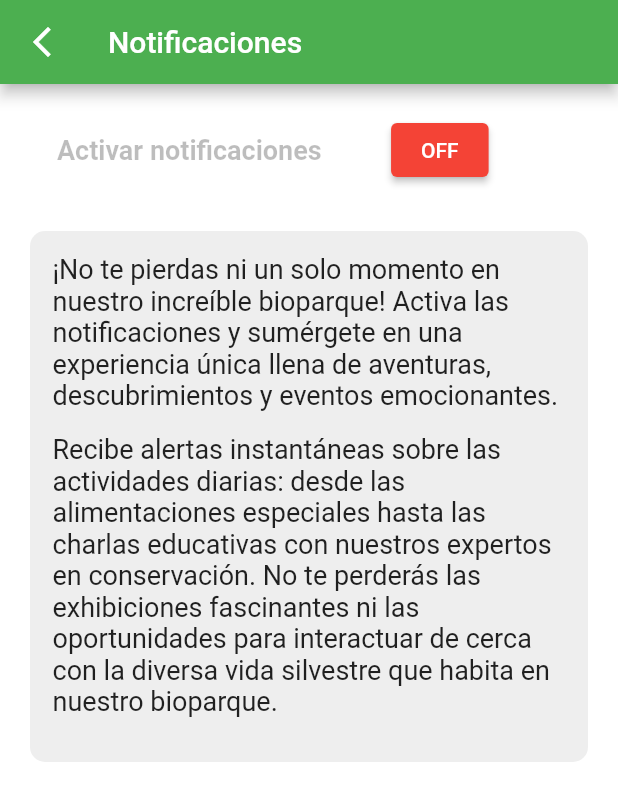
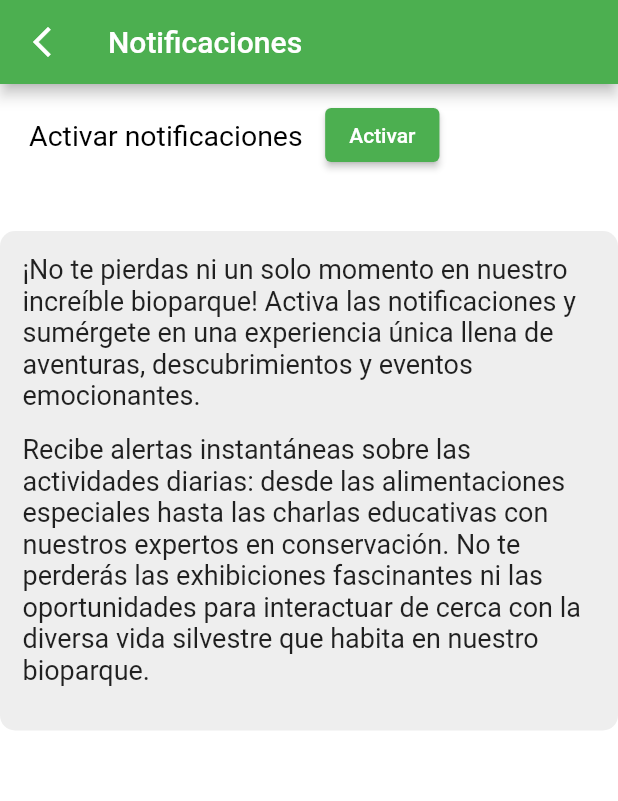
Before and after one commit to KarelyVR/BioMovil, a Flutter app: the MyHomePage screen opened directly, on a phone screen of 412 x 824 dp. Shown: the top 801 px of the screen. Run offline on Flutter 3.47's test engine with Material 2 defaults, Android fonts, the phone set to English and light mode, and no system bars; our stand-ins replace audioplayers, carousel_slider, fluro, flutter_keyboard_visibility, flutter_local_notifications, flutter_markdown and 12 more; missing offline and left inert: flutter_polyline_points, mailer, qr_code_scanner; accounts and stored records are empty.

Commit message:
ubicacion y notificaciones
interfaces finales y funcionales de ambas

```diff
--- a/lib/pantalla_ajustes/notificaciones/Services/notifi_service.dart
+++ b/lib/pantalla_ajustes/notificaciones/Services/notifi_service.dart
@@ -6,7 +6,7 @@
 
   Future<void> initNotification() async {
     AndroidInitializationSettings initializationSettingsAndroid =
-        const AndroidInitializationSettings('logo_noti');
+        const AndroidInitializationSettings('logo_bioparque');
 
     var initializationSettingsIOS = DarwinInitializationSettings(
         requestAlertPermission: true,
--- a/lib/pantalla_ajustes/notificaciones/home_page.dart
+++ b/lib/pantalla_ajustes/notificaciones/home_page.dart
@@ -3,7 +3,7 @@
 import 'package:biomovil/pantalla_ajustes/notificaciones/Services/notifi_service.dart';
 
 class MyHomePage extends StatefulWidget {
-  const MyHomePage({Key? key, required this.title}) : super(key: key);
+  const MyHomePage({super.key, required this.title});
 
   final String title;
 
@@ -56,7 +56,8 @@
   ];
 
   int _currentMessageIndex = 0;
-  bool _notificationsActive = false;
+  bool _notificationsActive =
+      false; // Nuevo estado para activar o desactivar las notificaciones
 
   @override
   void initState() {
@@ -71,7 +72,7 @@
   }
 
   void _startTimer() {
-    _timer = Timer.periodic(const Duration(seconds: 40), (timer) {
+    _timer = Timer.periodic(const Duration(seconds: 70), (timer) {
       if (_notificationsActive) {
         _sendNotification();
       }
@@ -97,6 +98,10 @@
     setState(() {
       _notificationsActive = !_notificationsActive;
     });
+
+    if (_notificationsActive) {
+      _sendNotification();
+    }
   }
 
   @override
@@ -106,48 +111,46 @@
         title: Text(widget.title),
         backgroundColor: Colors.green,
         leading: IconButton(
-          icon: Icon(Icons.arrow_back_ios_new),
+          icon: const Icon(Icons.arrow_back_ios_new),
           onPressed: () {
             Navigator.pop(context);
           },
         ),
       ),
-      body: Padding(
-        padding: const EdgeInsets.all(20.0),
-        child: Column(
-          crossAxisAlignment: CrossAxisAlignment.stretch,
+      body: Column(
+        mainAxisAlignment: MainAxisAlignment.start,
+        crossAxisAlignment: CrossAxisAlignment.start,
         children: [
-            Row(
-              mainAxisAlignment: MainAxisAlignment.spaceBetween,
+          Padding(
+            padding: const EdgeInsets.all(10.0),
+            child: Row(
               children: [
                 const Text(
-                  '    Activar notificaciones',
+                  '  Activar notificaciones',
                   style: TextStyle(
-                    fontSize: 18,
-                    fontWeight: FontWeight.bold,
+                    fontSize: 19,
+                    color: Colors.black,
                   ),
                 ),
+                const SizedBox(width: 15),
                 ElevatedButton(
-                  child: Text(_notificationsActive ? 'ON' : 'OFF'),
-                  onPressed: () {
-                    _toggleNotifications();
-                  },
+                  child: Text(_notificationsActive ? 'Desactivar' : 'Activar'),
                   style: ElevatedButton.styleFrom(
                     backgroundColor:
-                        _notificationsActive ? Colors.green : Colors.red,
-                    padding: EdgeInsets.symmetric(horizontal: 20, vertical: 10),
+                        _notificationsActive ? Colors.red : Colors.green,
+                  ),
+                  onPressed: _toggleNotifications,
+                ),
+              ],
             ),
           ),
           const SizedBox(
             height: 20,
             width: 20,
-                )
-              ],
           ),
-            SizedBox(height: 20),
           Container(
-              padding: EdgeInsets.all(15),
-              margin: EdgeInsets.symmetric(vertical: 10),
+            padding: const EdgeInsets.all(15),
+            margin: const EdgeInsets.symmetric(vertical: 10),
             decoration: BoxDecoration(
               color: Colors.grey[200],
               borderRadius: BorderRadius.circular(10),
@@ -175,7 +178,6 @@
           ),
         ],
       ),
-      ),
     );
   }
 }
--- a/lib/pantalla_ajustes/notificaciones/main.dart
+++ b/lib/pantalla_ajustes/notificaciones/main.dart
@@ -4,7 +4,9 @@
 
 void main() {
   WidgetsFlutterBinding.ensureInitialized();
+
   NotificationService().initNotification();
+
   runApp(const notificaciones());
 }
 
```
Also changed, not shown: lib/pantalla_ajustes/ajustes.dart (+11 -39 lines), lib/pantalla_ajustes/ubicacion.dart (added, +115 -0 lines). Lines whose indentation alone changed are shown as unchanged.
